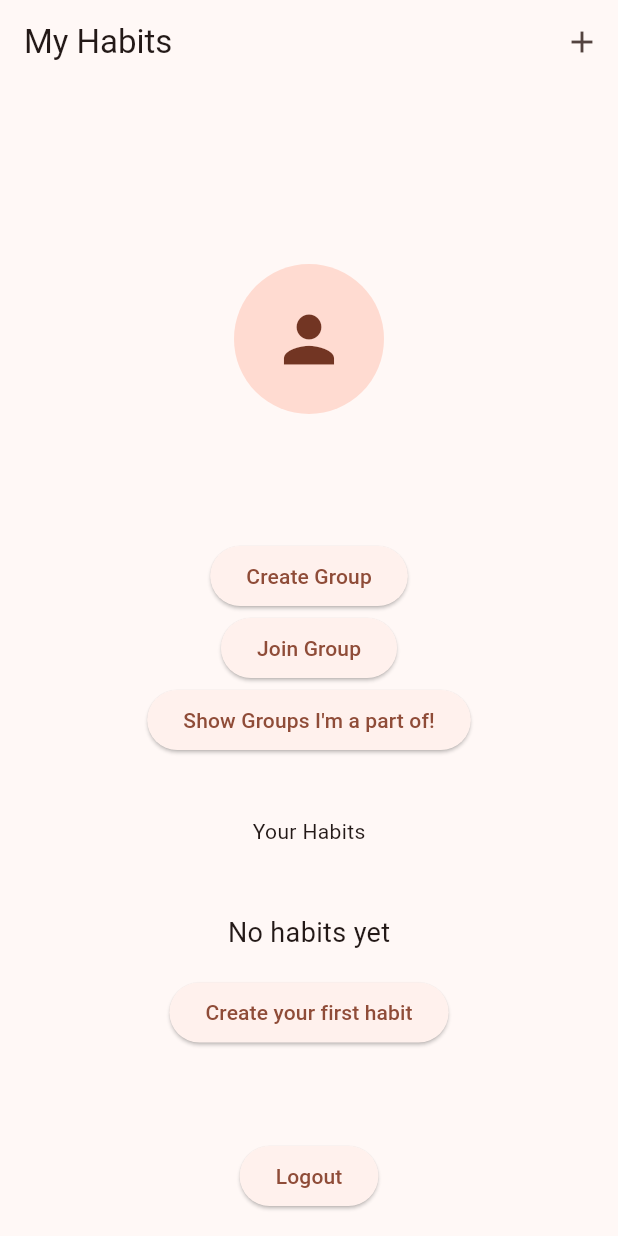
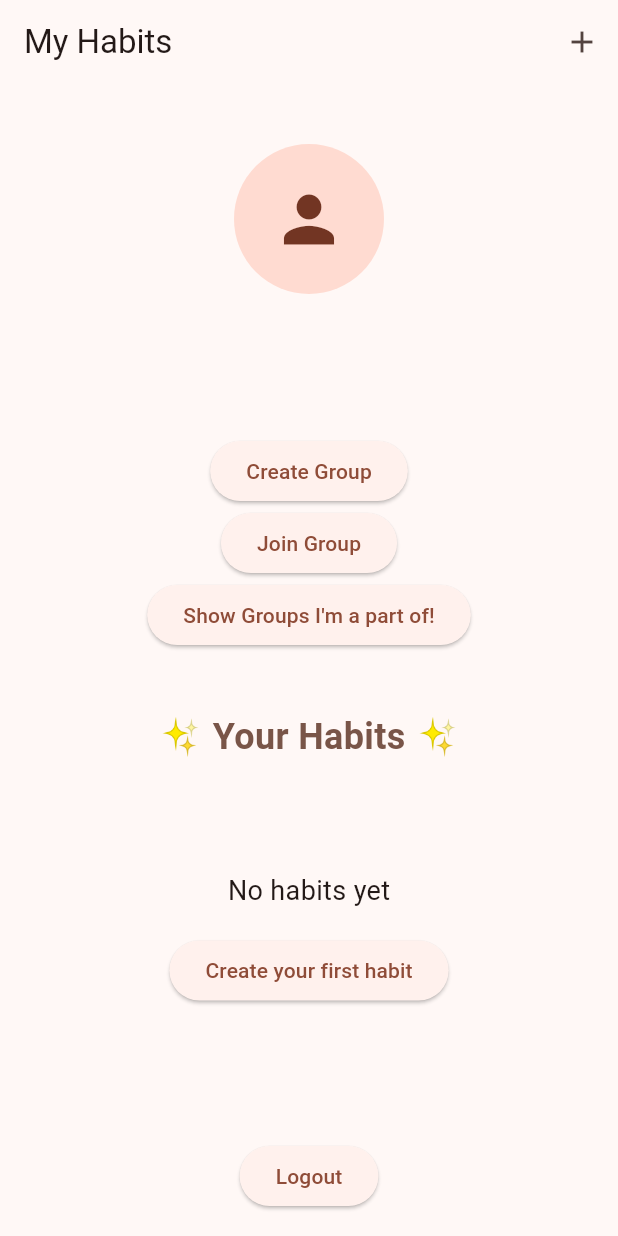
Before and after one commit to mumtazf/habit_buddies, a Flutter app: the HomePage screen opened directly, on a phone screen of 412 x 824 dp. Run offline on Flutter 3.47's test engine with Material 3 defaults, Android fonts, the light colour scheme and no system bars; our stand-ins replace cloud_firestore, firebase_auth, firebase_core, google_sign_in, iconly; accounts and stored records are empty.

```diff
--- a/lib/pages/HomePage.dart
+++ b/lib/pages/HomePage.dart
@@ -228,7 +228,7 @@ Widget build(BuildContext context){
         child: Column(
           mainAxisAlignment: MainAxisAlignment.start,
           children: [
-          SizedBox(height: 120),
+          SizedBox(height: 40),
 
           CircleAvatar(
             radius: 50,
@@ -246,6 +246,7 @@ Widget build(BuildContext context){
                 fontSize: 24, // Increase the font size
               ),
             ),
+            SizedBox(height: 10),
 
             ElevatedButton(
               onPressed: () {
@@ -278,7 +279,11 @@ Widget build(BuildContext context){
 
           SizedBox(height: 40),
 
-          const Text("Your Habits"),
+          const Text("✨ Your Habits ✨", style: TextStyle(
+                fontSize: 24,
+                color: Colors.brown,
+                fontWeight: FontWeight.bold,
+              ),),
             Expanded(
               child: _buildHabitsList(),
             ),
```
Also changed, not shown: 1 other file.
